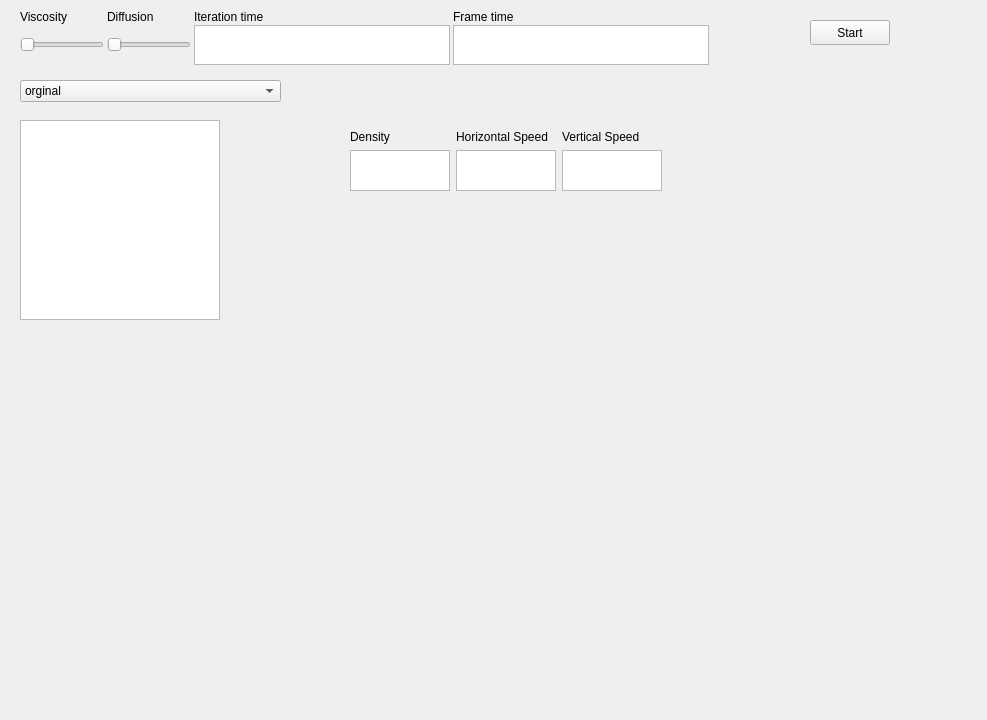
First picture: the form in GUI/FluidGUI/mainwindow.ui, repository greenhoody/Fluid-Simulation, before the edit.
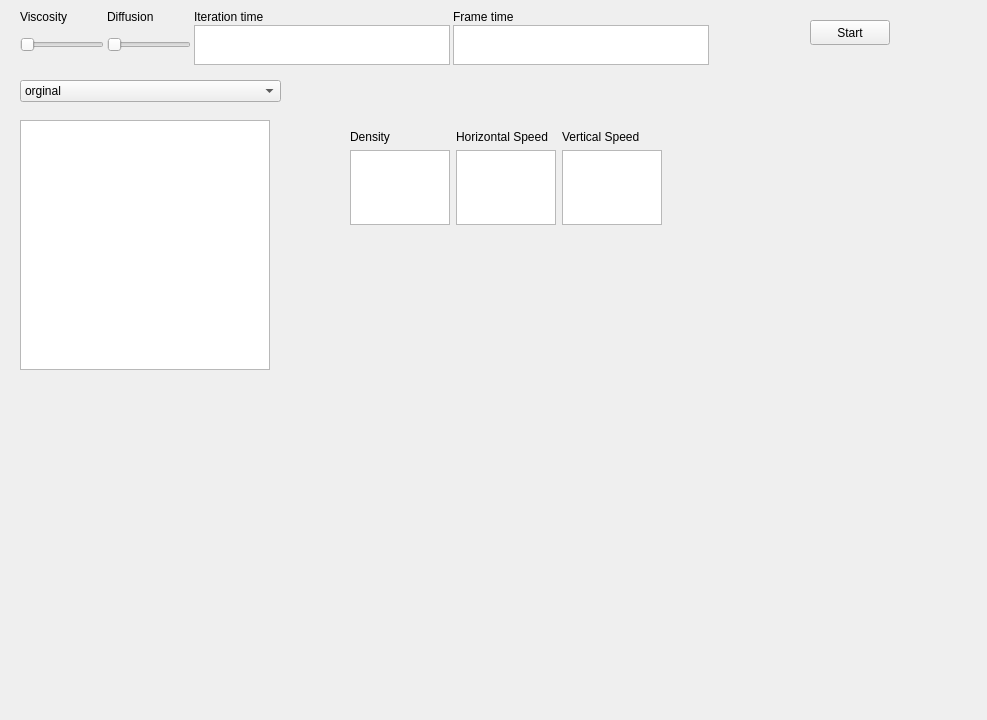
Second picture: the form after the edit. Custom widgets are drawn as their Qt base class.

```diff
--- a/GUI/FluidGUI/mainwindow.ui
+++ b/GUI/FluidGUI/mainwindow.ui
@@ -19,8 +19,8 @@
      <rect>
       <x>20</x>
       <y>120</y>
-      <width>200</width>
-      <height>200</height>
+      <width>250</width>
+      <height>250</height>
      </rect>
     </property>
     <property name="sizePolicy">
@@ -240,7 +240,7 @@
       <x>350</x>
       <y>130</y>
       <width>312</width>
-      <height>61</height>
+      <height>95</height>
      </rect>
     </property>
     <layout class="QGridLayout" name="gridLayout_2">
```
Left out of the diff: 2 changed lines with no effect on the pictures.
